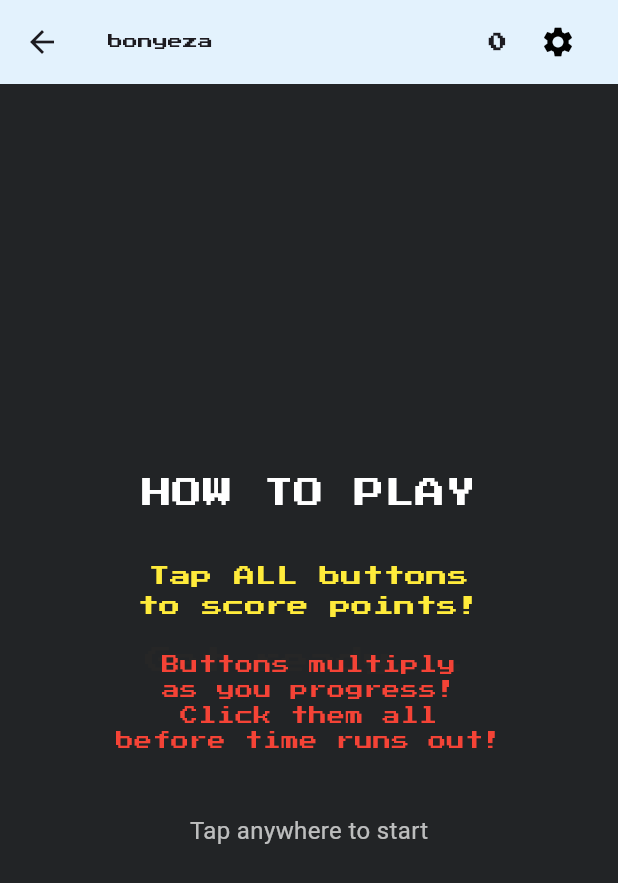
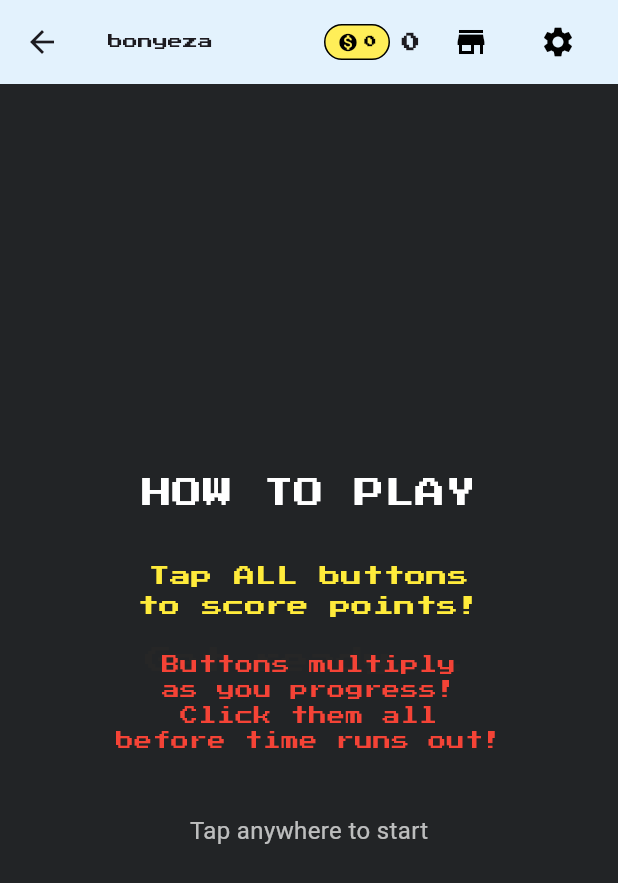
Before and after one commit to katana-tumaini/bonyeza, a Flutter app: the GameScreen screen opened directly, on a phone screen of 412 x 824 dp. Shown: the top 883 px of the screen. Run offline on Flutter 3.47's test engine with Material 3 defaults, Android fonts, the phone set to English and light mode, and no system bars; our stand-ins replace animated_text_kit, audioplayers, shared_preferences; accounts and stored records are empty.

Commit message:
ADDED BUTTON SHOP AND REWARD SYSTEM

```diff
--- a/lib/game_screen.dart
+++ b/lib/game_screen.dart
@@ -9,7 +9,10 @@ import 'package:bonyeza/technical/particle_effect.dart';
 import 'package:bonyeza/technical/high_score_manager.dart';
 import 'package:bonyeza/technical/settings_manager.dart';
 import 'package:bonyeza/technical/background_music.dart';
+import 'package:bonyeza/technical/coin_manager.dart';
+import 'package:bonyeza/models/button_design.dart';
 import 'package:bonyeza/settings_screen.dart';
+import 'package:bonyeza/button_shop_screen.dart';
 import 'package:bonyeza/technical/background_music.dart';
 
 class GameScreen extends StatefulWidget {
@@ -29,6 +32,7 @@ class _GameScreenState extends State<GameScreen> {
     super.initState();
     _loadHighScore();
     _loadSettings();
+    _loadGameData();
   }
 
   Future<void> _loadHighScore() async {
@@ -41,6 +45,7 @@ class _GameScreenState extends State<GameScreen> {
   Future<void> _loadSettings() async {
     final audioEnabled = await SettingsManager.getAudioEnabled();
     final hapticsEnabled = await SettingsManager.getHapticsEnabled();
+
     setState(() {
       _audioEnabled = audioEnabled;
       _hapticsEnabled = hapticsEnabled;
@@ -50,6 +55,17 @@ class _GameScreenState extends State<GameScreen> {
 
     // Initialize background music using the saved setting
     await _backgroundMusic.initialize();
+  }
+
+  Future<void> _loadGameData() async {
+    final coins = await CoinManager.getCoins();
+    final selectedButtonId = await CoinManager.getSelectedButtonId();
+    final selectedButtonDesign = ButtonDesign.getById(selectedButtonId);
+
+    setState(() {
+      _coins = coins;
+      _selectedButtonDesign = selectedButtonDesign;
+    });
   }
 
   List<Offset> _buttonPositions = [];
@@ -92,6 +108,11 @@ class _GameScreenState extends State<GameScreen> {
   bool _audioEnabled = true;
   bool _hapticsEnabled = true;
   bool _showSettings = false;
+  bool _showShop = false;
+
+  // Coins and button design
+  int _coins = 0;
+  ButtonDesign? _selectedButtonDesign;
 
   // List of background colors to cycle through on game over
   final List<Color> _gameOverColors = [
@@ -256,6 +277,9 @@ class _GameScreenState extends State<GameScreen> {
       _loadHighScore();
     });
 
+    // Reload game data after game
+    _loadGameData();
+
     setState(() {
       _gameOver = true;
       _buttonTimer?.cancel();
@@ -300,6 +324,18 @@ class _GameScreenState extends State<GameScreen> {
       );
     }
 
+    // Show shop screen if requested
+    if (_showShop) {
+      return ButtonShopScreen(
+        onBack: () {
+          setState(() {
+            _showShop = false;
+          });
+          _loadGameData(); // Reload game data (coins and button design) after returning
+        },
+      );
+    }
+
     return Scaffold(
       backgroundColor: _backgroundColor,
       appBar: AppBar(
@@ -329,6 +365,31 @@ class _GameScreenState extends State<GameScreen> {
               const SizedBox.shrink(),
             Row(
               children: [
+                // Coins display
+                Container(
+                  padding: const EdgeInsets.symmetric(horizontal: 8, vertical: 4),
+                  decoration: BoxDecoration(
+                    color: Colors.yellow[400],
+                    borderRadius: BorderRadius.circular(12),
+                    border: Border.all(color: Colors.black, width: 1),
+                  ),
+                  child: Row(
+                    children: [
+                      const Icon(Icons.monetization_on, size: 14, color: Colors.black),
+                      const SizedBox(width: 4),
+                      Text(
+                        '$_coins',
+                        style: const TextStyle(
+                          fontFamily: 'PressStart',
+                          fontSize: 8,
+                          color: Colors.black,
+                          fontWeight: FontWeight.bold,
+                        ),
+                      ),
+                    ],
+                  ),
+                ),
+                const SizedBox(width: 8),
                 if (_gameStarted && !_gameOver && !_isPaused && gameLogic.buttonClicked.isNotEmpty)
                   Padding(
                     padding: const EdgeInsets.only(right: 10.0),
@@ -352,6 +413,18 @@ class _GameScreenState extends State<GameScreen> {
                       color: Colors.black,
                     ),
                   ),
+                Padding(
+                  padding: const EdgeInsets.only(left: 10.0),
+                  child: IconButton(
+                    icon: const Icon(Icons.store),
+                    onPressed: () {
+                      setState(() {
+                        _showShop = true;
+                      });
+                    },
+                    color: Colors.black,
+                  ),
+                ),
                 Padding(
                   padding: const EdgeInsets.only(left: 10.0),
                   child: IconButton(
@@ -409,7 +482,7 @@ class _GameScreenState extends State<GameScreen> {
                   onPressed: isClicked ? null : () {
                     _buttonPressed(index);
                   },
-                  backgroundColor: isClicked ? Colors.grey : null,
+                  backgroundColor: isClicked ? Colors.grey : _selectedButtonDesign?.color,
                   width: gameLogic.calculateButtonSize,
                   height: gameLogic.calculateButtonSize,
                 ),
@@ -547,6 +620,17 @@ class _GameScreenState extends State<GameScreen> {
                         ),
                       ),
 
+                      const SizedBox(height: 15),
+
+                      Text(
+                        'Coins Earned: +${gameLogic.coinsEarned}',
+                        style: const TextStyle(
+                          color: Colors.yellow,
+                          fontFamily: 'PressStart',
+                          fontSize: 12,
+                        ),
+                      ),
+
                       const SizedBox(height: 40),
 
 
--- /dev/null
+++ b/lib/models/button_design.dart
@@ -0,0 +1,103 @@
+import 'package:flutter/material.dart';
+
+class ButtonDesign {
+  final String id;
+  final String name;
+  final Color color;
+  final int cost;
+  final bool isDefault;
+  final String description;
+
+  const ButtonDesign({
+    required this.id,
+    required this.name,
+    required this.color,
+    required this.cost,
+    this.isDefault = false,
+    required this.description,
+  });
+
+  // Predefined button designs
+  static const List<ButtonDesign> designs = [
+    ButtonDesign(
+      id: 'default',
+      name: 'Classic Teal',
+      color: Color(0xFF4ECDC4),
+      cost: 0,
+      isDefault: true,
+      description: 'The original button design',
+    ),
+    ButtonDesign(
+      id: 'fire',
+      name: 'Fire Red',
+      color: Color(0xFFFF6B6B),
+      cost: 100,
+      description: 'Burn through the game with style',
+    ),
+    ButtonDesign(
+      id: 'ocean',
+      name: 'Ocean Blue',
+      color: Color(0xFF4D96FF),
+      cost: 150,
+      description: 'Cool blue like the deep sea',
+    ),
+    ButtonDesign(
+      id: 'golden',
+      name: 'Golden Glory',
+      color: Color(0xFFFFD93D),
+      cost: 200,
+      description: 'Shine bright like a champion',
+    ),
+    ButtonDesign(
+      id: 'emerald',
+      name: 'Emerald Green',
+      color: Color(0xFF6BCB77),
+      cost: 250,
+      description: 'Fresh and vibrant green',
+    ),
+    ButtonDesign(
+      id: 'royal',
+      name: 'Royal Purple',
+      color: Color(0xFF9D4EDD),
+      cost: 300,
+      description: 'Rule the game in purple',
+    ),
+    ButtonDesign(
+      id: 'sunset',
+      name: 'Sunset Orange',
+      color: Color(0xFFFF9F1C),
+      cost: 350,
+      description: 'Warm sunset vibes',
+    ),
+    ButtonDesign(
+      id: 'midnight',
+      name: 'Midnight',
+      color: Color(0xFF2D3436),
+      cost: 400,
+      description: 'Dark and mysterious',
+    ),
+    ButtonDesign(
+      id: 'candy',
+      name: 'Candy Pink',
+      color: Color(0xFFFF758F),
+      cost: 450,
+      description: 'Sweet and playful',
+    ),
+    ButtonDesign(
+      id: 'rainbow',
+      name: 'Rainbow',
+      color: Color(0xFF00D2D3),
+      cost: 500,
+      description: 'A splash of colors',
+    ),
+  ];
+
+  // Get button design by ID
+  static ButtonDesign? getById(String id) {
+    try {
+      return designs.firstWhere((design) => design.id == id);
+    } catch (e) {
+      return null;
+    }
+  }
+}
```
Also changed, not shown: lib/button_shop_screen.dart (added, +320 -0 lines), lib/logic/game_logic.dart (+7 -0 lines), lib/technical/background_music.dart (+44 -9 lines), lib/technical/coin_manager.dart (added, +87 -0 lines).
